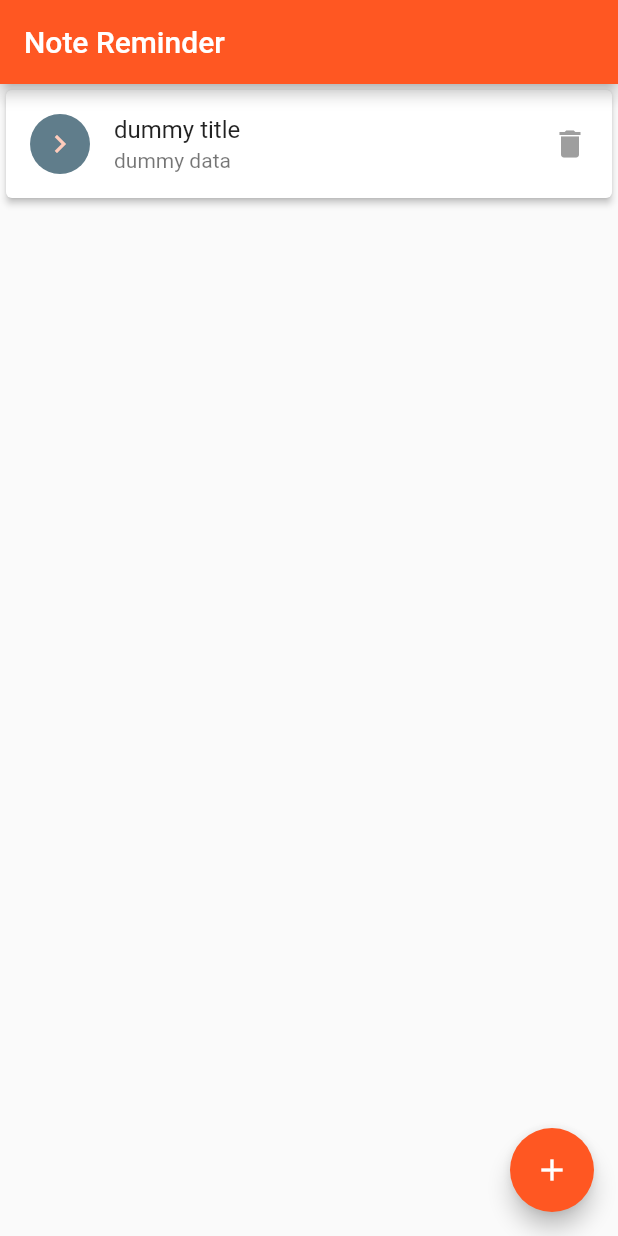
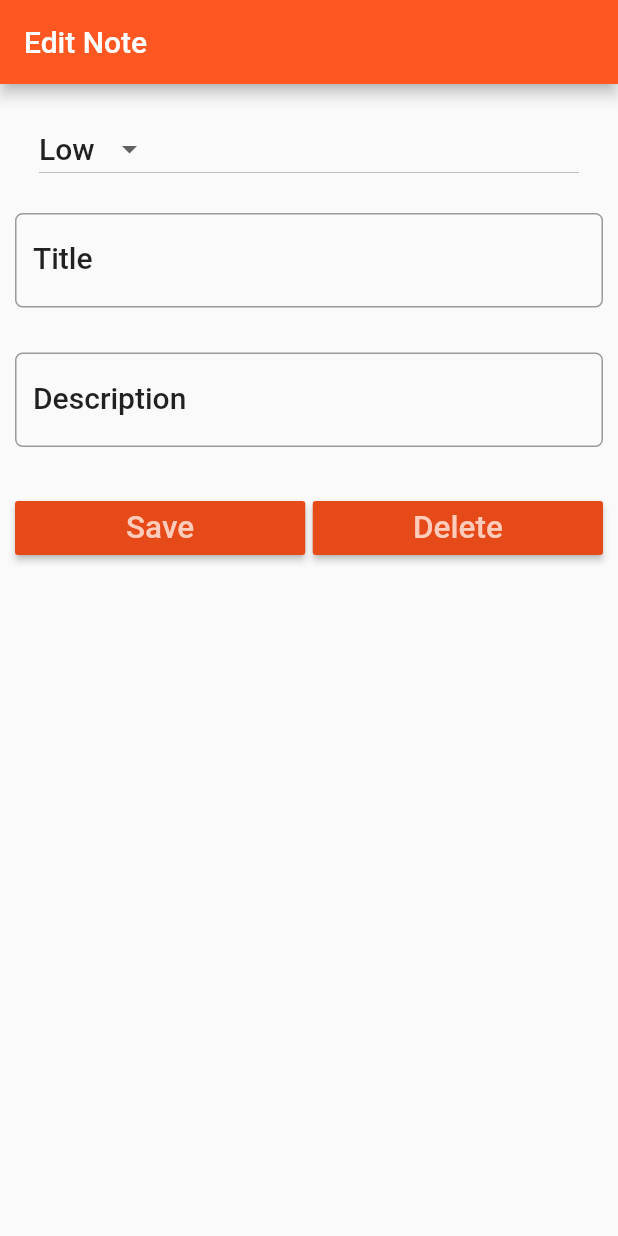
Before and after one commit to rLukes/note_reminder, a Flutter app: the screen it shows after launch, on a phone screen of 412 x 824 dp. Run offline on Flutter 3.47's test engine with Material 2 defaults, Android fonts, the phone set to English and light mode, and no system bars.

Commit message:
added note detail widget

```diff
--- a/lib/main.dart
+++ b/lib/main.dart
@@ -1,4 +1,5 @@
 import 'package:flutter/material.dart';
+import 'package:note_reminder/note_detail.dart';
 import 'package:note_reminder/screens/note_list.dart';
 
 void main() => runApp(NoteReminder());
@@ -13,7 +14,7 @@ class NoteReminder extends StatelessWidget {
         primarySwatch: Colors.deepOrange
       ),
       home: Center(
-        child: NoteList()
+        child: NoteDetail()
       ),
     );
   }
--- a/lib/note_detail.dart
+++ b/lib/note_detail.dart
@@ -1 +1,108 @@
 import 'package:flutter/material.dart';
+
+class NoteDetail extends StatefulWidget {
+  @override
+  _NoteDetailState createState() => _NoteDetailState();
+}
+
+class _NoteDetailState extends State<NoteDetail> {
+  static var _priorities = ['Hight', 'Low'];
+  TextEditingController titleController = TextEditingController();
+  TextEditingController descriptionController = TextEditingController();
+
+  @override
+  Widget build(BuildContext context) {
+    TextStyle txtStyle = Theme.of(context).textTheme.title;
+    return Scaffold(
+      appBar: AppBar(
+        title: const Text("Edit Note"),
+      ),
+      body: Padding(
+        padding: const EdgeInsets.only(top: 15.0, left: 10.0, right: 10.0),
+        child: ListView(
+          children: <Widget>[
+            ListTile(
+              title: DropdownButton(
+                items: _priorities.map((String p) {
+                  return DropdownMenuItem<String>(
+                    child: Text(p),
+                    value: p,
+                  );
+                }).toList(),
+                style: txtStyle,
+                value: 'Low',
+                onChanged: (value) {
+                  setState(() {});
+                },
+              ),
+            ),
+            Padding(
+              padding: const EdgeInsets.only(top: 15, bottom: 15),
+              child: TextFormField(
+                decoration: InputDecoration(
+                  labelText: "Title",
+                  labelStyle: txtStyle,
+                  border: OutlineInputBorder(
+                      borderRadius: BorderRadius.circular(5.0)),
+                ),
+                controller: titleController,
+                style: txtStyle,
+                onChanged: (value) {},
+              ),
+            ),
+            Padding(
+              padding: const EdgeInsets.only(top: 15, bottom: 15),
+              child: TextFormField(
+                decoration: InputDecoration(
+                  labelText: "Description",
+                  labelStyle: txtStyle,
+                  border: OutlineInputBorder(
+                      borderRadius: BorderRadius.circular(5.0)),
+                ),
+                controller: descriptionController,
+                style: txtStyle,
+                onChanged: (value) {},
+              ),
+            ),
+            Padding(
+              padding: const EdgeInsets.only(top: 15, bottom: 15),
+              child: Row(
+                children: <Widget>[
+                  Expanded(
+                    child: RaisedButton(
+                      color: Theme.of(context).primaryColorDark,
+                      textColor: Theme.of(context).primaryColorLight,
+                      child: Text(
+                        "Save",
+                        textScaleFactor: 1.5,
+                      ),
+                      onPressed: () {
+                        setState(() {});
+                      },
+                    ),
+                  ),
+                  Container(
+                    width: 5.0,
+                  ),
+                  Expanded(
+                    child: RaisedButton(
+                      color: Theme.of(context).primaryColorDark,
+                      textColor: Theme.of(context).primaryColorLight,
+                      child: Text(
+                        "Delete",
+                        textScaleFactor: 1.5,
+                      ),
+                      onPressed: () {
+                        setState(() {});
+                      },
+                    ),
+                  )
+                ],
+              ),
+            )
+          ],
+        ),
+      ),
+    );
+  }
+}
```
